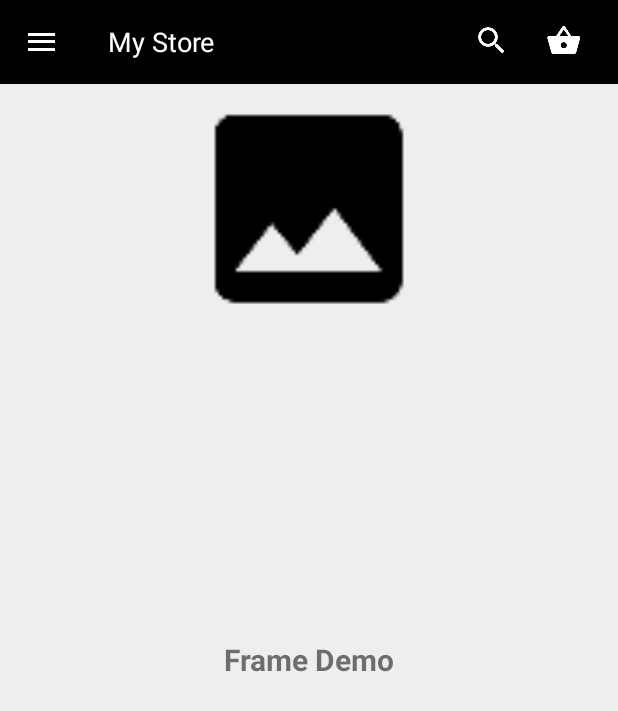
After one commit to volsahin/E-Commerce, an Android app: the ScreenEActivity screen opened directly, with no data from a screen before it, on a phone screen of 412 x 824 dp. The commit adds this screen. Shown: the top 711 px of the screen. Run offline under Robolectric (Android 15) with nearby library versions, the phone set to English and light mode, and no system bars; libraries missing offline, so code that uses them is left out: com.mikepenz.materialdrawer; 1 statement that could not run was skipped.

Commit message:
screen e files

```diff
--- a/app/build.gradle
+++ b/app/build.gradle
@@ -32,5 +32,6 @@ dependencies {
     compile 'com.android.support:appcompat-v7:24.0.0'
     compile 'com.android.support:cardview-v7:24.0.0'
     compile 'com.android.support:recyclerview-v7:24.0.0'
+    compile 'com.android.support.constraint:constraint-layout:1.0.0-alpha3'
     testCompile 'junit:junit:4.12'
 }
--- a/app/src/main/AndroidManifest.xml
+++ b/app/src/main/AndroidManifest.xml
@@ -20,7 +20,8 @@
         <activity android:name=".activities.ScreenBActivity" />
         <activity android:name=".activities.ScreenHActivity" />
         <activity android:name=".activities.ScreenCActivity" />
-        <activity android:name=".activities.ScreenIActivity"></activity>
+        <activity android:name=".activities.ScreenIActivity" />
+        <activity android:name=".activities.ScreenEActivity"></activity>
     </application>
 
 </manifest>
--- /dev/null
+++ b/app/src/main/java/com/telpa/ecommerce/activities/ScreenEActivity.java
@@ -0,0 +1,20 @@
+package com.telpa.ecommerce.activities;
+
+import android.support.v7.app.AppCompatActivity;
+import android.os.Bundle;
+
+import com.telpa.ecommerce.R;
+import com.telpa.ecommerce.utils.BaseActivity;
+
+public class ScreenEActivity extends BaseActivity {
+
+    @Override
+    protected void onCreate(Bundle savedInstanceState) {
+        super.onCreate(savedInstanceState);
+        setContentView(R.layout.activity_screen_e);
+
+        fcreateTitle("My Store");
+        fcreateToolbar(this, true, true, R.id.toolbar);
+        fcreateMenu(this);
+    }
+}
--- a/app/src/main/java/com/telpa/ecommerce/adapters/RecyclerAdapter.java
+++ b/app/src/main/java/com/telpa/ecommerce/adapters/RecyclerAdapter.java
@@ -16,7 +16,6 @@ import com.telpa.ecommerce.R;
 
 public class RecyclerAdapter extends RecyclerView.Adapter<RecyclerAdapter.ViewHolder> {
 
-   // private String[] dataset;
     private int amountOfData;
     private int id;
 
--- a/app/src/main/java/com/telpa/ecommerce/tabsliders/ScreenCTab.java
+++ b/app/src/main/java/com/telpa/ecommerce/tabsliders/ScreenCTab.java
@@ -32,7 +32,7 @@ public class ScreenCTab extends TabHelper {
     @Nullable
     @Override
     public View onCreateView(LayoutInflater inflater, @Nullable ViewGroup container, @Nullable Bundle savedInstanceState) {
-        View rootView = inflater.inflate(R.layout.screen_c_tab1,container);
+        View rootView = inflater.inflate(R.layout.screen_c_tab1,container,false);
 
         recyclerView = (RecyclerView) rootView.findViewById(R.id.recyclerView3);
 
--- /dev/null
+++ b/app/src/main/res/layout/activity_screen_e.xml
@@ -0,0 +1,14 @@
+<?xml version="1.0" encoding="utf-8"?>
+<LinearLayout xmlns:android="http://schemas.android.com/apk/res/android"
+    xmlns:app="http://schemas.android.com/apk/res-auto"
+    xmlns:tools="http://schemas.android.com/tools"
+    android:id="@+id/activity_screen_e"
+    android:orientation="vertical"
+    android:layout_width="match_parent"
+    android:layout_height="match_parent"
+    tools:context="com.telpa.ecommerce.activities.ScreenEActivity">
+
+    <include layout="@layout/toolbar"/>
+    <include layout="@layout/screen_e_row"/>
+
+</LinearLayout>
--- /dev/null
+++ b/app/src/main/res/layout/screen_e_row.xml
@@ -0,0 +1,19 @@
+<?xml version="1.0" encoding="utf-8"?>
+<FrameLayout xmlns:android="http://schemas.android.com/apk/res/android"
+    android:layout_width="fill_parent"
+    android:layout_height="fill_parent">
+
+    <ImageView
+        android:src="@drawable/ic_photo_black_48dp"
+        android:scaleType="fitCenter"
+        android:layout_height="250px"
+        android:layout_width="match_parent"/>
+
+    <TextView
+        android:text="Frame Demo"
+        android:textSize="30px"
+        android:textStyle="bold"
+        android:layout_height="fill_parent"
+        android:layout_width="fill_parent"
+        android:gravity="center"/>
+</FrameLayout>
```
Also changed, not shown: app/src/main/res/layout/activity_screen_c.xml (+20 -6 lines).
